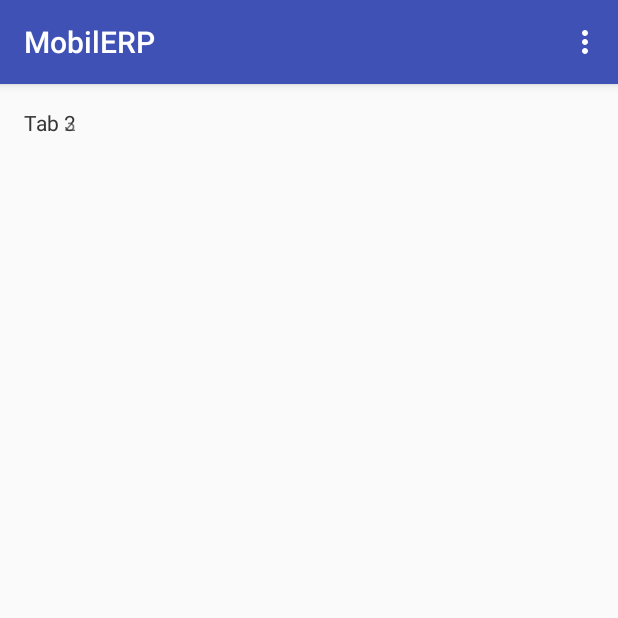
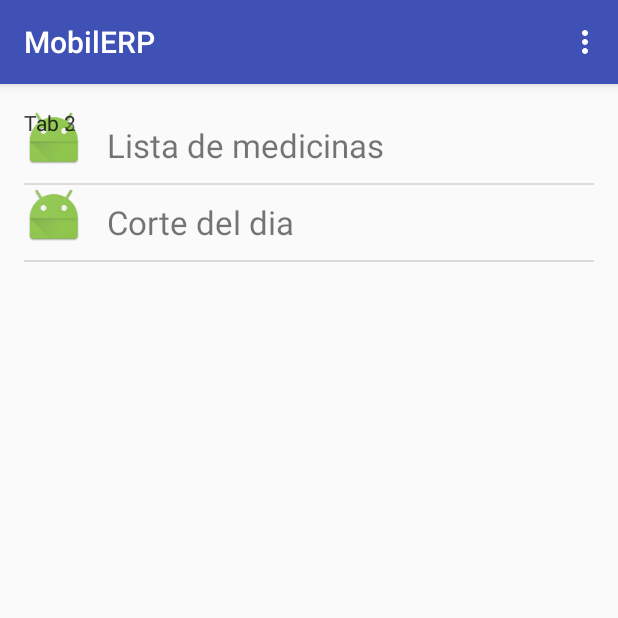
Before and after one commit to arun4fms/mobilerp-android, an Android app: the screen it shows after launch (AdminActivity), on a phone screen of 412 x 824 dp, the top half of it. Run offline under Robolectric (Android 15) with nearby library versions, the phone set to English and light mode, and no system bars.

Commit message:
The problem seems to be in the icons, will deal with later in favour to rush functionality.

```diff
--- a/app/src/main/java/com/mobilerp/pathwaysstudio/mobilerp/AdminActivity.java
+++ b/app/src/main/java/com/mobilerp/pathwaysstudio/mobilerp/AdminActivity.java
@@ -65,19 +65,19 @@ public class AdminActivity extends AppCompatActivity {
         spec.setIndicator("Pacientes");
         host.addTab(spec);
 
-        //listView = (ListView) findViewById(R.id.lvPharmOptions);
+        listView = (ListView) findViewById(R.id.lvPharmOptions);
 
 
-        //listAdapter = new CustomListAdapter(this, generateData());
+        listAdapter = new CustomListAdapter(this, generateData());
 
-        //listView.setAdapter(listAdapter);
+        listView.setAdapter(listAdapter);
     }
 
     private ArrayList<CustomListModel> generateData() {
         ArrayList<CustomListModel> models = new ArrayList<CustomListModel>();
-        models.add(new CustomListModel("Acciones"));
-        models.add(new CustomListModel(R.drawable.medicine, "Lista de medicinas"));
-        models.add(new CustomListModel(R.drawable.money, "Corte del dia"));
+        //models.add(new CustomListModel("Acciones"));
+        models.add(new CustomListModel(R.mipmap.ic_launcher, "Lista de medicinas"));
+        models.add(new CustomListModel(R.mipmap.ic_launcher, "Corte del dia"));
         return models;
     }
 
--- a/app/src/main/res/layout/option_row.xml
+++ b/app/src/main/res/layout/option_row.xml
@@ -5,16 +5,16 @@
 
     <ImageView
         android:id="@+id/rowIcon"
-        android:layout_width="36dp"
-        android:layout_height="36dp"/>
+        android:layout_width="40dp"
+        android:layout_height="40dp"/>
 
     <TextView
         android:id="@+id/rowTextView"
         android:layout_width="match_parent"
-        android:layout_height="40dp"
-        android:layout_marginLeft="40dp"
+        android:layout_height="50dp"
+        android:layout_marginLeft="45dp"
         android:padding="10dp"
-        android:textSize="18sp">
+        android:textSize="22sp">
 
     </TextView>
 </RelativeLayout>
```
Also changed, not shown: app/src/main/res/drawable/medicine.png (deleted), app/src/main/res/drawable/money.png (deleted).
